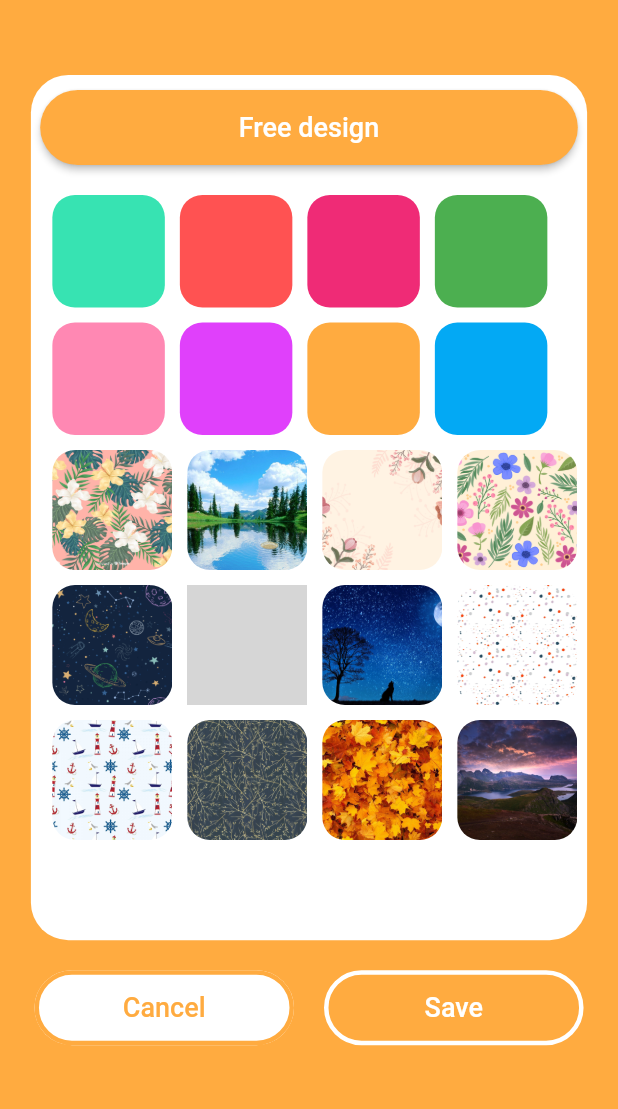
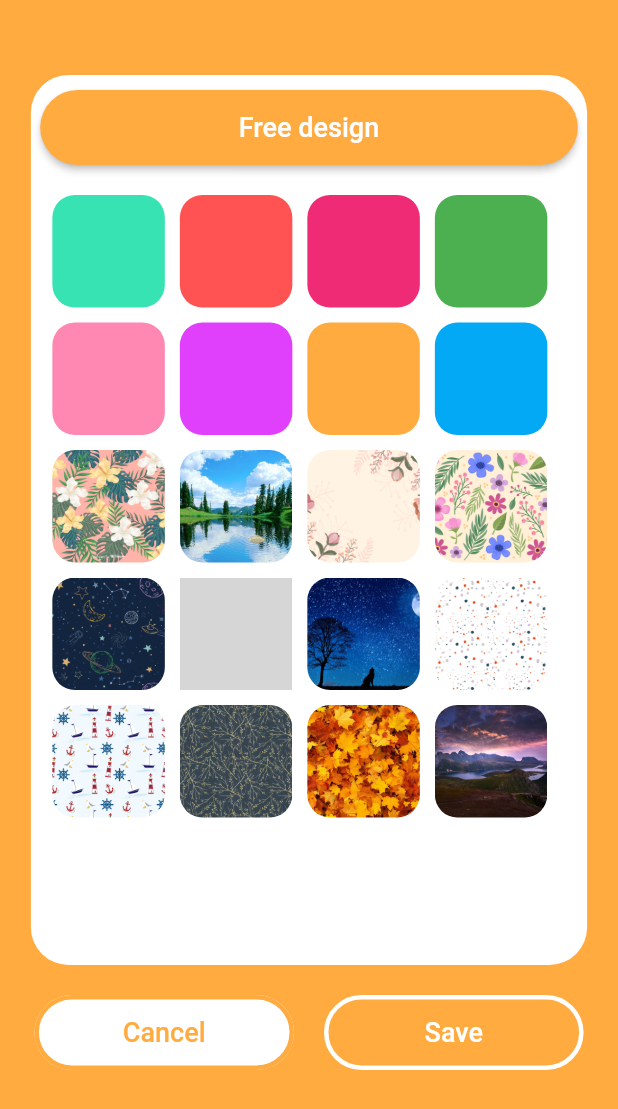
Before and after one commit to nao4869/firebase-sample, a Flutter app: the _SelectDesignScreen screen opened directly, on a phone screen of 412 x 824 dp. Shown: the top 1109 px of the screen. Run offline on Flutter 3.47's test engine with Material 2 defaults, Android fonts, the phone set to English and light mode, and no system bars; our stand-ins replace circular_check_box, cloud_firestore, device_info, firebase_core, firebase_storage, flutter_slidable and 5 more; accounts and stored records are empty; network calls fail; grey boxes are pictures that could not be loaded.

Commit message:
Fix: selected design screen - design overflow fixed

```diff
--- a/lib/pages/settings/select_design_screen.dart
+++ b/lib/pages/settings/select_design_screen.dart
@@ -53,7 +53,7 @@ class _SelectDesignScreen extends StatelessWidget {
                 Center(
                   child: SizedBox(
                     width: size.width * .9,
-                    height: size.height * .7,
+                    height: size.height * .72,
                     child: DecoratedBox(
                       decoration: BoxDecoration(
                         color: white,
@@ -94,6 +94,7 @@ class _SelectDesignScreen extends StatelessWidget {
                             startIndex: 8,
                             length: 4,
                           ),
+                          const SizedBox(height: 10),
                         ],
                       ),
                     ),
@@ -222,7 +223,7 @@ class _SelectDesignScreen extends StatelessWidget {
       padding: const EdgeInsets.only(left: 8.0),
       child: SizedBox(
         width: size.width * .85,
-        height: 80,
+        height: notifier.sizeType == ScreenSizeType.xlarge ? 75 : 80,
         child: ListView.separated(
           scrollDirection: Axis.horizontal,
           itemCount: length,
@@ -235,8 +236,8 @@ class _SelectDesignScreen extends StatelessWidget {
                 );
               },
               child: SizedBox(
-                width: 80,
-                height: 80,
+                width: notifier.sizeType == ScreenSizeType.xlarge ? 75 : 80,
+                height: notifier.sizeType == ScreenSizeType.xlarge ? 75 : 80,
                 child: ClipRRect(
                   borderRadius: BorderRadius.circular(15.0),
                   child: Image.asset(
```
